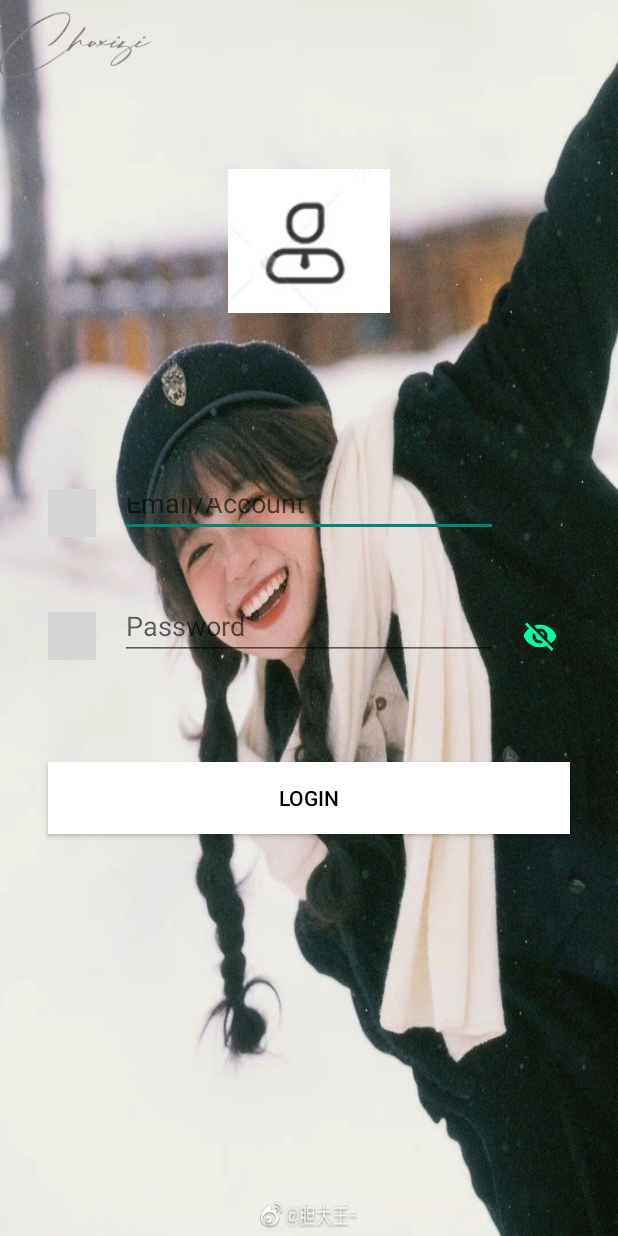
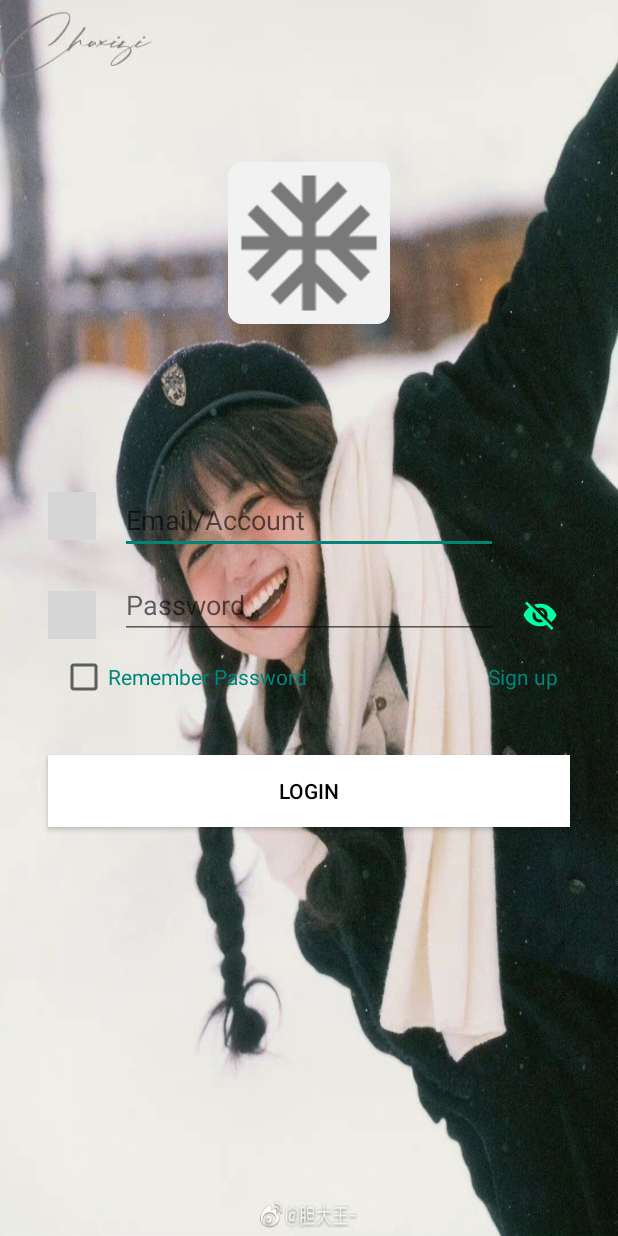
Before and after one commit to Ellie-PatrickStar/code05, an Android app: the screen it shows after launch (MainActivity), on a phone screen of 412 x 824 dp. Run offline under Robolectric (Android 15) with nearby library versions, the phone set to English and light mode, and no system bars; grey boxes are pictures that could not be loaded.

Commit message:
20220516完成了登陆界面的制作，未完成模糊背景，未完成点击眼睛see改变password状态，目前不可以保存密码
修改了图标为圆形雪花
修改了emial框不显示全部的问题

```diff
--- /dev/null
+++ b/app/src/main/res/drawable/ic_logo_foreground.xml
@@ -0,0 +1,15 @@
+<vector xmlns:android="http://schemas.android.com/apk/res/android"
+    android:width="108dp"
+    android:height="108dp"
+    android:viewportWidth="108"
+    android:viewportHeight="108"
+    android:tint="#797979">
+  <group android:scaleX="3.00672"
+      android:scaleY="3.00672"
+      android:translateX="17.91936"
+      android:translateY="17.91936">
+    <path
+        android:fillColor="@android:color/white"
+        android:pathData="M22,11h-4.17l3.24,-3.24 -1.41,-1.42L15,11h-2V9l4.66,-4.66 -1.42,-1.41L13,6.17V2h-2v4.17L7.76,2.93 6.34,4.34 11,9v2H9L4.34,6.34 2.93,7.76 6.17,11H2v2h4.17l-3.24,3.24 1.41,1.42L9,13h2v2l-4.66,4.66 1.42,1.41L11,17.83V22h2v-4.17l3.24,3.24 1.42,-1.41L13,15v-2h2l4.66,4.66 1.41,-1.42L17.83,13H22z"/>
+  </group>
+</vector>
--- a/app/src/main/res/layout/activity_main.xml
+++ b/app/src/main/res/layout/activity_main.xml
@@ -17,7 +17,7 @@
             android:layout_width="108dp"
             android:layout_height="108dp"
             android:layout_centerInParent="true"
-            android:src="@mipmap/img1" />
+            android:src="@mipmap/ic_logo" />
     </RelativeLayout>
 
     <RelativeLayout
@@ -36,13 +36,14 @@
             android:src="@drawable/ic_baseline_person_outline_24" />
 
         <EditText
+            android:id="@+id/et_account"
             android:layout_width="match_parent"
             android:layout_height="wrap_content"
             android:layout_alignParentBottom="true"
             android:layout_gravity="center"
             android:layout_marginStart="48dp"
             android:layout_marginEnd="48dp"
-            android:layout_marginBottom="4dp"
+            android:layout_marginBottom="-5dp"
             android:hint="Email/Account"
             android:inputType="text"
             android:maxLines="1"
@@ -51,7 +52,8 @@
 
     <RelativeLayout
         android:layout_width="match_parent"
-        android:layout_margin="32dp"
+        android:layout_marginLeft="32dp"
+        android:layout_marginRight="32dp"
         android:layout_height="50dp"
         android:layout_marginTop="16dp">
 
@@ -90,11 +92,44 @@
 
     <RelativeLayout
         android:layout_width="match_parent"
+        android:layout_height="40dp"
+        android:layout_marginLeft="32dp"
+        android:layout_marginRight="32dp"
+        android:layout_marginTop="1dp">
+
+        <CheckBox
+            android:id="@+id/cb_remember_pwd"
+            android:layout_width="wrap_content"
+            android:layout_height="wrap_content"
+            android:layout_alignParentStart="true"
+            android:layout_alignParentBottom="true"
+            android:layout_marginLeft="8dp"
+            android:layout_marginBottom="4dp"
+            android:text="Remember Password"
+            android:textColor="?attr/colorAccent" />
+
+        <TextView
+            android:id="@+id/tv_sign_up"
+            android:text="Sign up"
+            android:textColor="?attr/colorAccent"
+            android:layout_width="wrap_content"
+            android:layout_height="wrap_content"
+            android:layout_alignBaseline="@id/cb_remember_pwd"
+            android:layout_marginEnd="8dp"
+            android:layout_alignParentEnd="true"
+            android:layout_alignParentBottom="true"/>
+    </RelativeLayout >
+
+
+
+    <RelativeLayout
+        android:layout_width="match_parent"
         android:layout_height="wrap_content"
         android:layout_marginBottom="32dp"
         android:layout_weight="1">
 
         <Button
+            android:id="@+id/bt_login"
             android:layout_width="match_parent"
             android:layout_height="wrap_content"
             android:layout_alignParentTop="true"
--- /dev/null
+++ b/app/src/main/res/mipmap-anydpi-v26/ic_logo.xml
@@ -0,0 +1,5 @@
+<?xml version="1.0" encoding="utf-8"?>
+<adaptive-icon xmlns:android="http://schemas.android.com/apk/res/android">
+    <background android:drawable="@color/ic_logo_background"/>
+    <foreground android:drawable="@drawable/ic_logo_foreground"/>
+</adaptive-icon>
--- /dev/null
+++ b/app/src/main/res/mipmap-anydpi-v26/ic_logo_round.xml
@@ -0,0 +1,5 @@
+<?xml version="1.0" encoding="utf-8"?>
+<adaptive-icon xmlns:android="http://schemas.android.com/apk/res/android">
+    <background android:drawable="@color/ic_logo_background"/>
+    <foreground android:drawable="@drawable/ic_logo_foreground"/>
+</adaptive-icon>
--- /dev/null
+++ b/app/src/main/res/values/ic_logo_background.xml
@@ -0,0 +1,4 @@
+<?xml version="1.0" encoding="utf-8"?>
+<resources>
+    <color name="ic_logo_background">#F2F2F2</color>
+</resources>
```
Also changed, not shown: app/src/main/java/com/example/code05/LoginActivity.java (+61 -1 lines), app/src/main/res/values/strings.xml (+10 -0 lines), app/src/main/ic_logo-playstore.png (added), app/src/main/res/mipmap-hdpi/ic_logo.png (added), app/src/main/res/mipmap-hdpi/ic_logo_round.png (added), app/src/main/res/mipmap-mdpi/ic_logo.png (added), app/src/main/res/mipmap-mdpi/ic_logo_round.png (added), app/src/main/res/mipmap-xhdpi/ic_logo.png (added), app/src/main/res/mipmap-xhdpi/ic_logo_round.png (added), app/src/main/res/mipmap-xxhdpi/ic_logo.png (added), app/src/main/res/mipmap-xxhdpi/ic_logo_round.png (added), app/src/main/res/mipmap-xxxhdpi/ic_logo.png (added), app/src/main/res/mipmap-xxxhdpi/ic_logo_round.png (added).
